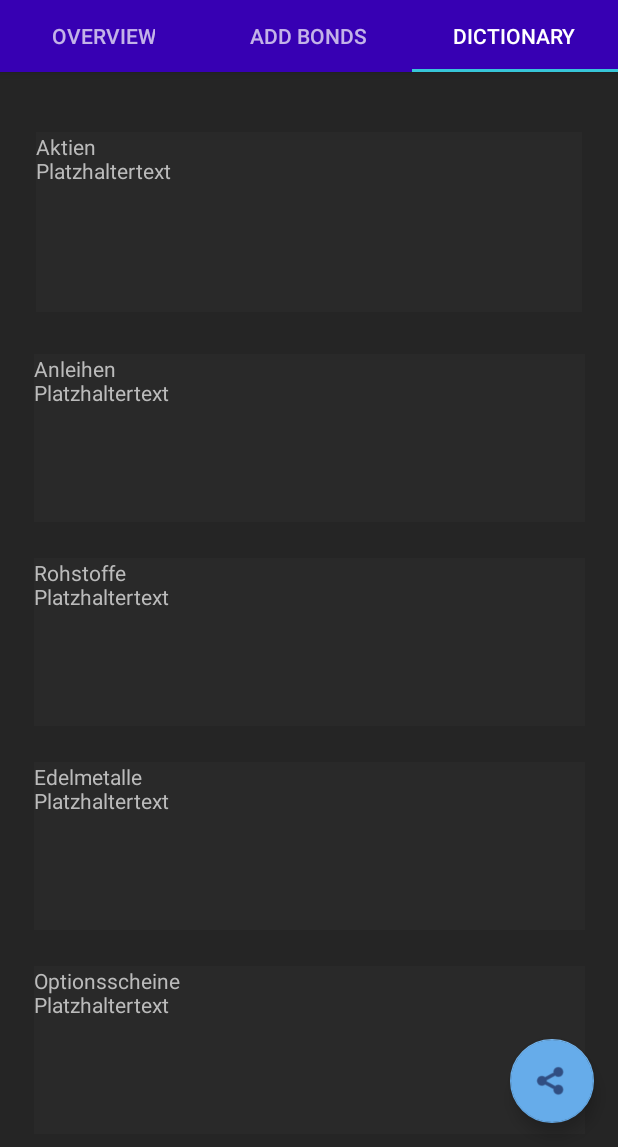
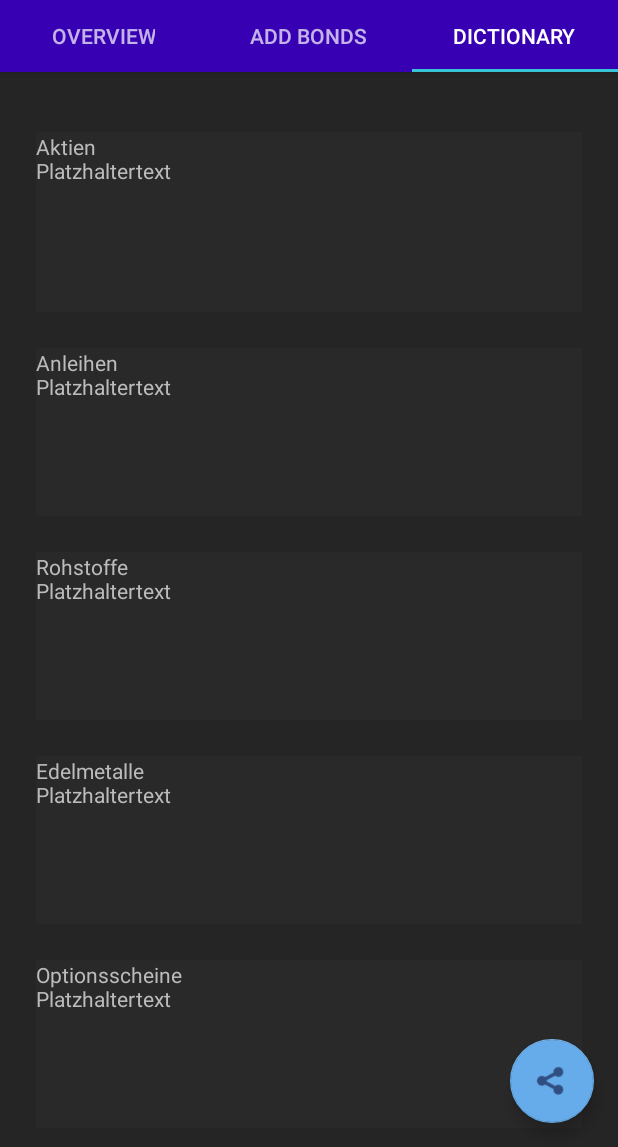
Before and after one commit to mar-h/FinancePal, an Android app: the screen it shows after launch (MainActivity), tab 3 chosen, on a phone screen of 412 x 824 dp, the part 89-1236 px from its top. Run offline under Robolectric (Android 15) with nearby library versions, the phone set to English and light mode, and no system bars; our stand-ins replace Room's generated code.

Commit message:
Kleinere Fixes im Layout

```diff
--- a/app/src/main/res/layout/fragment_tab3.xml
+++ b/app/src/main/res/layout/fragment_tab3.xml
@@ -18,9 +18,11 @@
 
             <TextView
                 android:id="@+id/textView13"
-                android:layout_width="364dp"
+                android:layout_width="0dp"
                 android:layout_height="120dp"
+                android:layout_marginStart="24dp"
                 android:layout_marginTop="40dp"
+                android:layout_marginEnd="24dp"
                 android:background="@color/darkModeBackgroundheller"
                 android:hapticFeedbackEnabled="false"
                 android:text="@string/aktien"
@@ -32,9 +34,11 @@
 
             <TextView
                 android:id="@+id/textView18"
-                android:layout_width="367dp"
+                android:layout_width="0dp"
                 android:layout_height="112dp"
-                android:layout_marginTop="28dp"
+                android:layout_marginStart="24dp"
+                android:layout_marginTop="24dp"
+                android:layout_marginEnd="24dp"
                 android:background="@color/darkModeBackgroundheller"
                 android:hapticFeedbackEnabled="false"
                 android:text="@string/anleihen"
@@ -46,9 +50,11 @@
 
             <TextView
                 android:id="@+id/textView19"
-                android:layout_width="367dp"
+                android:layout_width="0dp"
                 android:layout_height="112dp"
+                android:layout_marginStart="24dp"
                 android:layout_marginTop="24dp"
+                android:layout_marginEnd="24dp"
                 android:background="@color/darkModeBackgroundheller"
                 android:hapticFeedbackEnabled="false"
                 android:text="@string/rohstoffe"
@@ -60,9 +66,11 @@
 
             <TextView
                 android:id="@+id/textView20"
-                android:layout_width="367dp"
+                android:layout_width="0dp"
                 android:layout_height="112dp"
+                android:layout_marginStart="24dp"
                 android:layout_marginTop="24dp"
+                android:layout_marginEnd="24dp"
                 android:background="@color/darkModeBackgroundheller"
                 android:hapticFeedbackEnabled="false"
                 android:text="@string/edelmetalle"
@@ -74,9 +82,11 @@
 
             <TextView
                 android:id="@+id/textView21"
-                android:layout_width="367dp"
+                android:layout_width="0dp"
                 android:layout_height="112dp"
+                android:layout_marginStart="24dp"
                 android:layout_marginTop="24dp"
+                android:layout_marginEnd="24dp"
                 android:background="@color/darkModeBackgroundheller"
                 android:hapticFeedbackEnabled="false"
                 android:text="@string/optionsscheine"
@@ -88,9 +98,11 @@
 
             <TextView
                 android:id="@+id/textView22"
-                android:layout_width="367dp"
+                android:layout_width="0dp"
                 android:layout_height="112dp"
-                android:layout_marginTop="28dp"
+                android:layout_marginStart="24dp"
+                android:layout_marginTop="24dp"
+                android:layout_marginEnd="24dp"
                 android:background="@color/darkModeBackgroundheller"
                 android:hapticFeedbackEnabled="false"
                 android:text="@string/krypto"
--- a/app/src/main/res/values/styles.xml
+++ b/app/src/main/res/values/styles.xml
@@ -6,6 +6,7 @@
         <item name="colorPrimary">@color/colorPrimary</item>
         <item name="colorPrimaryDark">@color/colorPrimaryDark</item>
         <item name="colorAccent">@color/colorAccent</item>
+        <item name="android:textColorHint">@color/darkModeText</item>
     </style>
 
     <style name="AppTheme.NoActionBar">
```
Also changed, not shown: app/src/main/res/layout/fragment_tab2.xml (+11 -7 lines).
